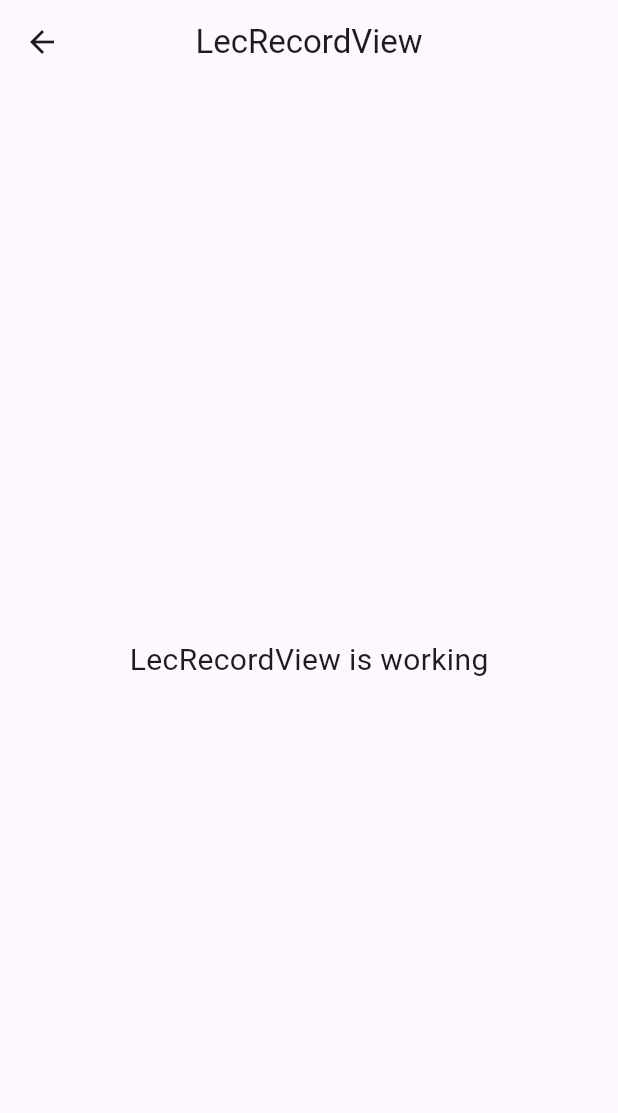
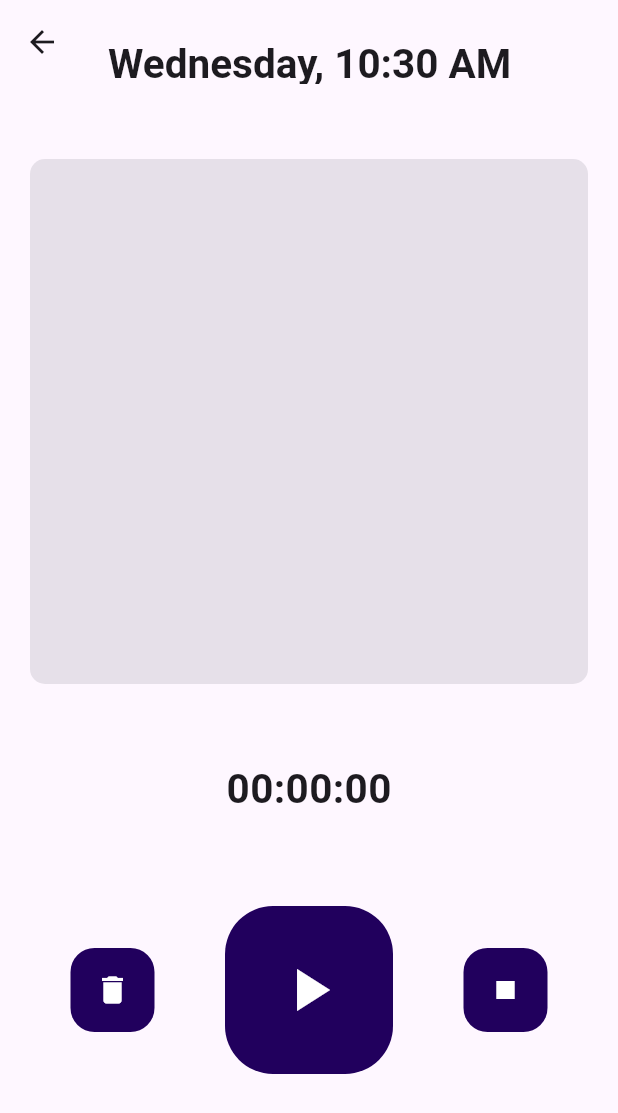
Before and after one commit to Nimsara2001/voicense_frontend, a Flutter app: the LecRecordView screen opened by its route, on a phone screen of 412 x 824 dp. Shown: the top 1113 px of the screen. Run offline on Flutter 3.47's test engine with Material 3 defaults, Android fonts, the phone set to English and light mode, and no system bars; our stand-ins replace flutter_markdown, get; missing offline and left inert: record.

Commit message:
lec_record_view.dart and lec_record_controller.dart updated.

```diff
--- a/lib/app/modules/lec_record/views/lec_record_view.dart
+++ b/lib/app/modules/lec_record/views/lec_record_view.dart
@@ -1,23 +1,138 @@
+import 'package:flutter/cupertino.dart';
 import 'package:flutter/material.dart';
+import 'dart:core';
+import 'package:get/get.dart';
+import '../controllers/lec_record_controller.dart';
+import 'package:intl/intl.dart';
 
-import 'package:get/get.dart';
-
-import '../controllers/lec_record_controller.dart';
+Color myRgbColor = const Color(0xff21005D);
 
 class LecRecordView extends GetView<LecRecordController> {
+  // Add a variable to store the current timer value
+  final _timer = Stopwatch();
+
   @override
   Widget build(BuildContext context) {
     return Scaffold(
       appBar: AppBar(
-        title: Text('LecRecordView'),
-        centerTitle: true,
+        title: Padding(
+            padding: const EdgeInsets.only(bottom:0,top: 30.0), // Adjust padding value as needed
+            child:  Text(_formatTime(),style: TextStyle(fontSize: 27 ,fontWeight: FontWeight.bold, fontFamily:'Roboto'),
+            )
+        ),
+        centerTitle: false,
       ),
-      body: Center(
-        child: Text(
-          'LecRecordView is working',
-          style: TextStyle(fontSize: 20),
+      body: Center( // This will center the children horizontally
+        child: Column(
+          children: [
+            Padding(
+              padding: const EdgeInsets.only(top:50.0,left: 20.0,right: 20.0,bottom: 20.0), // Add padding around the container
+              child: Container(
+                width: MediaQuery.of(context).size.width,
+                height: 350.0, // Adjust height as needed
+                decoration: BoxDecoration(
+                  color: Color(0xffE6E0E9), // Change color as needed
+                  borderRadius: BorderRadius.circular(10),
+                ),
+              ),
+            ),
+            SizedBox(height: 20.0), // Add a SizedBox for fixed space
+            Padding(
+              padding:const EdgeInsets.only(top:10.0),
+              child:Text(
+                // Display formatted timer value based on recording state
+                _formatDuration(_timer.elapsed),
+                style: TextStyle(fontSize: 27 ,fontWeight: FontWeight.bold, fontFamily: 'Roboto'),),
+            ),
+            SizedBox(height: 10.0),
+          ],
+        ),
+      ),
+      floatingActionButtonLocation: FloatingActionButtonLocation.centerFloat,
+      floatingActionButton: Padding(
+        padding: const EdgeInsets.only(bottom: 120.0),
+        child: Row(
+          mainAxisSize: MainAxisSize.min,
+          children: [
+            // Delete button
+            FloatingActionButton(
+              onPressed: () {
+                // Add your onPressed code here for delete button
+              },
+              backgroundColor: myRgbColor,
+              child: const Icon(Icons.delete, color: Colors.white),
+              elevation: 0.0,
+            ),
+            const SizedBox(width: 75.0),
+            // Record/Pause button (already styled with RecordPauseButton)
+            RecordPauseButton(timer: _timer),
+            const SizedBox(width: 75.0),
+            // Stop button
+            FloatingActionButton(
+              onPressed: () {
+                controller.stopRecording();
+                _timer.reset(); // Reset timer when recording stops
+              },
+              backgroundColor: myRgbColor,
+              elevation: 0.0,
+              child: const Icon(Icons.stop, color: Colors.white),
+            ),
+          ],
         ),
       ),
     );
   }
 }
+
+
+// Function to format the timer duration in MM:SS format
+String _formatDuration(Duration duration) {
+  String twoDigits(int n) => n.toString().padLeft(2, "0");
+  final minutes = twoDigits(duration.inMinutes.remainder(60));
+  final seconds = twoDigits(duration.inSeconds.remainder(60));
+  final miliseconds = twoDigits(duration.inMilliseconds.remainder(60));
+  return "$minutes:$seconds:$miliseconds";
+}
+
+
+String _formatTime() {
+  final now = DateTime.now();
+  final dayOfWeek = DateFormat('EEEE').format(now); // Get day of the week
+  final formattedTime = DateFormat('hh:mm a').format(now); // 12-hour format with AM/PM
+  return "$dayOfWeek, $formattedTime";
+}
+
+
+
+class RecordPauseButton extends StatelessWidget {
+  final Stopwatch timer;
+
+  const RecordPauseButton({required this.timer});
+
+  @override
+  Widget build(BuildContext context) {
+    final LecRecordController controller = Get.find<LecRecordController>();
+
+    return Obx(
+          () => Transform.scale(
+        scale: 2.0,
+        child: FloatingActionButton(
+          onPressed: () {
+            if (controller.isRecording.value) {
+              controller.stopRecording();
+              timer.stop(); // Stop the timer when recording pauses
+            } else {
+              controller.startRecording();
+              timer.start(); // Start the timer when recording starts
+            }
+          },
+          backgroundColor: myRgbColor,
+          child: Icon(
+              controller.isRecording.value ? Icons.pause : Icons.play_arrow_sharp,
+              color: Colors.white),
+          elevation: 0.0,
+        ),
+      ),
+    );
+  }
+}
--- a/lib/app/routes/app_pages.dart
+++ b/lib/app/routes/app_pages.dart
@@ -26,7 +26,7 @@ part 'app_routes.dart';
 class AppPages {
   AppPages._();
 
-  static const INITIAL = Routes.LOGIN;
+  static const INITIAL = Routes.LEC_RECORD;
 
   static final routes = [
     GetPage(
--- a/pubspec.yaml
+++ b/pubspec.yaml
@@ -10,8 +10,8 @@ dependencies:
   get: 4.6.6
   flutter:
     sdk: flutter
-
   flutter_markdown: ^0.6.22
+  record: ^5.0.5
 
 dev_dependencies:
   flutter_lints: ^3.0.0
```
Also changed, not shown: lib/app/modules/lec_record/controllers/lec_record_controller.dart (+37 -10 lines), pubspec.lock, 6 other files.
